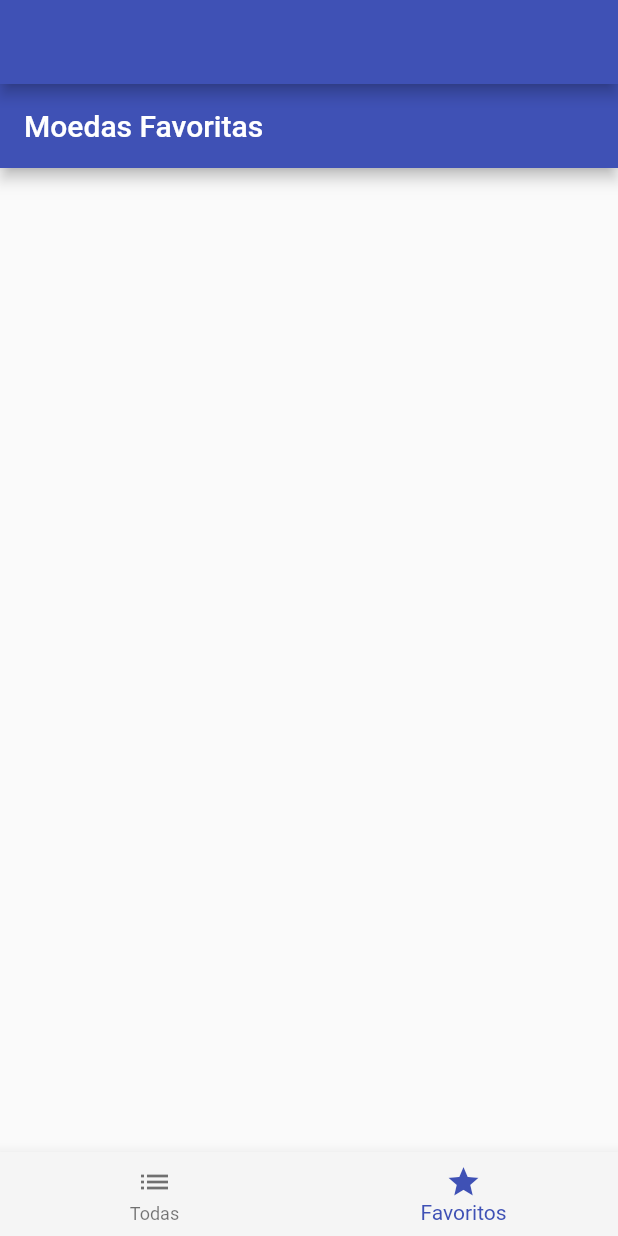
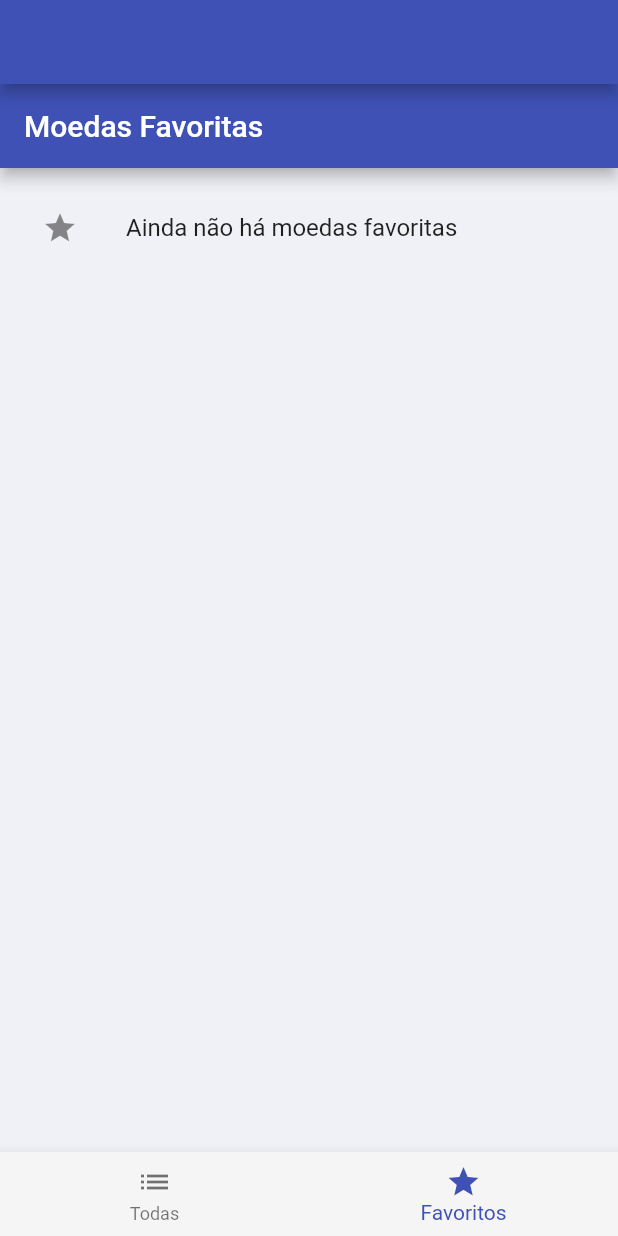
Before and after one commit to thyagosouza/flutter_crypto_app, a Flutter app: the screen it shows after launch, swiped to page 2, on a phone screen of 412 x 824 dp. Run offline on Flutter 3.47's test engine with Material 2 defaults, Android fonts, the phone set to English and light mode, and no system bars.

```diff
--- a/lib/pages/favoritas_page.dart
+++ b/lib/pages/favoritas_page.dart
@@ -1,4 +1,8 @@
+import 'package:crypto_moedas/repositories/favoritas_repository.dart';
 import 'package:flutter/material.dart';
+import 'package:provider/provider.dart';
+
+import '../widgets/moeda_card_widget.dart';
 
 class FavoritasPage extends StatefulWidget {
   const FavoritasPage({Key? key}) : super(key: key);
@@ -14,7 +18,24 @@ class _FavoritasPageState extends State<FavoritasPage> {
       appBar: AppBar(
         title: const Text('Moedas Favoritas'),
       ),
-      body: Container(),
+      body: Container(
+          color: Colors.indigo.withOpacity(.05),
+          height: MediaQuery.of(context).size.height,
+          padding: EdgeInsets.all(12.0),
+          child: Consumer<FavoritasRepository>(
+            builder: (context, favoritas, child) {
+              return favoritas.lista.isEmpty
+                  ? ListTile(
+                      leading: Icon(Icons.star),
+                      title: Text('Ainda não há moedas favoritas'),
+                    )
+                  : ListView.builder(
+                      itemCount: favoritas.lista.length,
+                      itemBuilder: (_, index) {
+                        return MoedaCard(moeda: favoritas.lista[index]);
+                      });
+            },
+          )),
     );
   }
 }
--- a/lib/pages/moedas_page.dart
+++ b/lib/pages/moedas_page.dart
@@ -1,8 +1,10 @@
 import 'package:crypto_moedas/models/moeda_model.dart';
 import 'package:crypto_moedas/pages/moedas_detalhes_page.dart';
+import 'package:crypto_moedas/repositories/favoritas_repository.dart';
 import 'package:crypto_moedas/repositories/moeda_repository.dart';
 import 'package:flutter/material.dart';
 import 'package:intl/intl.dart';
+import 'package:provider/provider.dart';
 
 class MoedasPage extends StatefulWidget {
   const MoedasPage({Key? key}) : super(key: key);
@@ -15,11 +17,12 @@ class _MoedasPageState extends State<MoedasPage> {
   final tabela = MoedaRepository.tabela;
   NumberFormat real = NumberFormat.currency(locale: 'pt_Br', name: 'R\$');
   List<MoedaModel> selecionadas = [];
+  late FavoritasRepository favoritas = FavoritasRepository();
 
   appBarDinamica() {
     if (selecionadas.isEmpty) {
       return AppBar(
-        title: const Text('Crypto Moedas'),
+        title: Text('Crypto Moedas'),
       );
     } else {
       return AppBar(
@@ -57,9 +60,21 @@ class _MoedasPageState extends State<MoedasPage> {
     );
   }
 
+  limparSelecionadas() {
+    setState(() {
+      selecionadas = [];
+    });
+  }
+
   //
   @override
   Widget build(BuildContext context) {
+    //* INSTÂNCIA DO PROVIDER
+    //favoritas = Provider.of<FavoritasRepository>(context);
+    //? ACESSAR PROVIDER PELO CONTEXT
+    favoritas = context.watch<FavoritasRepository>();
+
+    //
     return Scaffold(
       appBar: appBarDinamica(),
       //* itemBuilder = construir cada uma das nossas linhas
@@ -80,13 +95,19 @@ class _MoedasPageState extends State<MoedasPage> {
                       width: 40,
                       child: Image.asset(tabela[moeda].icone),
                     ),
-              title: Text(
+              title: Row(
+                children: [
+                  Text(
                     tabela[moeda].nome,
                     style: const TextStyle(
                       fontSize: 17,
                       fontWeight: FontWeight.w500,
                       //color: Theme.of(context).primaryColor,
                     ),
+                  ),
+                  if (favoritas.lista.contains(tabela[moeda]))
+                    Icon(Icons.star, color: Colors.amber, size: 8),
+                ],
               ),
               trailing: Text(real.format(tabela[moeda].preco)),
 
@@ -118,7 +139,12 @@ class _MoedasPageState extends State<MoedasPage> {
                   fontWeight: FontWeight.bold,
                 ),
               ),
-              onPressed: () {},
+              onPressed: () {
+                //? NÃO PRECISA DO SET STATE
+                //? NOTIFYLISTERNERS JÁ ESTÁ ATUALIZANDO
+                favoritas.saveAll(selecionadas);
+                limparSelecionadas();
+              },
             )
           : null,
     );
--- /dev/null
+++ b/lib/repositories/favoritas_repository.dart
@@ -0,0 +1,22 @@
+import 'dart:collection';
+
+import 'package:crypto_moedas/models/moeda_model.dart';
+import 'package:flutter/material.dart';
+
+class FavoritasRepository extends ChangeNotifier {
+  List<MoedaModel> _lista = [];
+
+  UnmodifiableListView<MoedaModel> get lista => UnmodifiableListView(_lista);
+
+  saveAll(List<MoedaModel> moedas) {
+    moedas.forEach((moeda) {
+      if (!_lista.contains(moeda)) _lista.add(moeda);
+    });
+    notifyListeners();
+  }
+
+  remove(MoedaModel moeda) {
+    _lista.remove(moeda);
+    notifyListeners();
+  }
+}
--- a/pubspec.yaml
+++ b/pubspec.yaml
@@ -36,6 +36,7 @@ dependencies:
   # Use with the CupertinoIcons class for iOS style icons.
   cupertino_icons: ^1.0.2
   intl: ^0.17.0
+  provider: ^6.0.4
 
 dev_dependencies:
   flutter_test:
```
Also changed, not shown: lib/main.dart (+8 -1 lines), lib/widgets/moeda_card_widget.dart (added, +113 -0 lines), pubspec.lock. Lines whose indentation alone changed are shown as unchanged.
